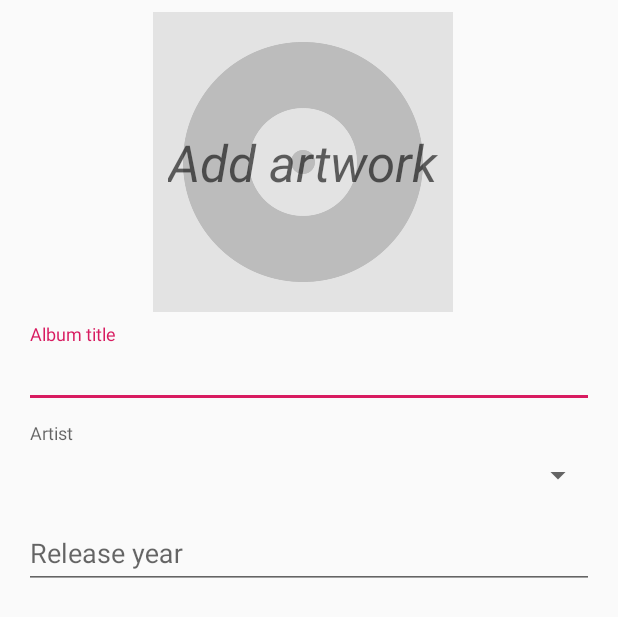
After one commit to ZeusLMT/lyricslover-client, an Android app: the layout dialog_new_album.xml on its own in the app's theme, with its tools: preview values and no code run, on a phone screen of 412 x 824 dp. The commit adds this screen. Shown: the top 617 px of the screen. Run offline under Robolectric (Android 15) with nearby library versions, the phone set to English and light mode, and no system bars.

Commit message:
Create dialog to add new album (working without artwork)

```diff
--- a/app/src/main/java/com/zeuslmt/lyricslover/APIs/AlbumAPI.kt
+++ b/app/src/main/java/com/zeuslmt/lyricslover/APIs/AlbumAPI.kt
@@ -31,7 +31,7 @@ object AlbumAPI {
             @Part("title") albumTitle: RequestBody,
             @Part("artist") artistId: RequestBody,
             @Part("year") year: RequestBody?,
-            @Part artwork: MultipartBody.Part
+            @Part artwork: MultipartBody.Part?
         ): Call<NewAlbum>
     }
 
--- a/app/src/main/java/com/zeuslmt/lyricslover/models/album.model.kt
+++ b/app/src/main/java/com/zeuslmt/lyricslover/models/album.model.kt
@@ -27,7 +27,7 @@ data class Album(
 data class NewAlbum(
     val _id: String,
     val title: String,
-    val artist: Artist,
-    val year: Int?,
+    val artist: String,
+    val year: String?,
     val artwork: String?
 )
--- /dev/null
+++ b/app/src/main/res/layout/dialog_new_album.xml
@@ -0,0 +1,69 @@
+<?xml version="1.0" encoding="utf-8"?>
+<android.support.constraint.ConstraintLayout xmlns:android="http://schemas.android.com/apk/res/android"
+                                             xmlns:app="http://schemas.android.com/apk/res-auto"
+                                             xmlns:tools="http://schemas.android.com/tools"
+                                             android:layout_width="match_parent"
+                                             android:layout_height="wrap_content">
+
+    <ImageView
+            android:layout_width="200dp"
+            android:layout_height="0dp" app:srcCompat="@drawable/artwork_placeholder"
+            android:id="@+id/imageView_newArtwork" app:layout_constraintStart_toStartOf="parent"
+            app:layout_constraintTop_toTopOf="parent"
+            app:layout_constraintDimensionRatio="1" app:layout_constraintEnd_toEndOf="parent"
+            android:layout_marginEnd="8dp" android:layout_marginTop="8dp"
+            android:contentDescription="@string/artwork_description"/>
+    <TextView
+            android:text="@string/hint_artwork"
+            android:layout_width="wrap_content"
+            android:layout_height="wrap_content" android:id="@+id/textView_artwork_hint"
+            android:textAppearance="@style/TextAppearance.AppCompat.Display1" android:textStyle="italic"
+            app:layout_constraintEnd_toEndOf="@+id/imageView_newArtwork"
+            app:layout_constraintBottom_toBottomOf="@+id/imageView_newArtwork"
+            app:layout_constraintStart_toStartOf="@+id/imageView_newArtwork"
+            app:layout_constraintTop_toTopOf="@+id/imageView_newArtwork"/>
+    <android.support.design.widget.TextInputLayout
+            android:layout_width="match_parent"
+            android:layout_height="wrap_content" android:id="@+id/textInputLayout_albumName"
+            android:layout_marginTop="8dp"
+            app:layout_constraintTop_toBottomOf="@+id/imageView_newArtwork"
+            app:layout_constraintStart_toStartOf="parent" app:layout_constraintEnd_toEndOf="parent"
+            android:layout_marginStart="16dp" android:layout_marginEnd="16dp" android:hint="@string/hint_album_title"
+    >
+
+        <android.support.design.widget.TextInputEditText
+                android:layout_width="match_parent"
+                android:layout_height="wrap_content"
+                android:inputType="textCapWords"/>
+    </android.support.design.widget.TextInputLayout>
+    <LinearLayout
+            android:orientation="vertical"
+            android:layout_width="0dp"
+            android:layout_height="wrap_content"
+            android:id="@+id/linearLayout_artist"
+            app:layout_constraintEnd_toEndOf="parent" android:layout_marginEnd="16dp"
+            app:layout_constraintStart_toStartOf="parent" android:layout_marginStart="16dp"
+            android:layout_marginTop="8dp" app:layout_constraintTop_toBottomOf="@+id/textInputLayout_albumName">
+        <TextView
+                android:layout_width="match_parent"
+                android:layout_height="wrap_content"
+                android:text="@string/hint_artist"
+                style="@style/InputLabel"/>
+        <Spinner
+                android:layout_width="match_parent"
+                android:layout_height="wrap_content" android:id="@+id/spinner_artist"/>
+    </LinearLayout>
+    <android.support.design.widget.TextInputLayout
+            android:layout_width="match_parent"
+            android:layout_height="wrap_content" android:id="@+id/textInputLayout_year"
+            android:hint="@string/hint_year" app:layout_constraintStart_toStartOf="parent"
+            android:layout_marginStart="16dp" app:layout_constraintEnd_toEndOf="parent" android:layout_marginEnd="16dp"
+            android:layout_marginTop="8dp" app:layout_constraintTop_toBottomOf="@+id/linearLayout_artist"
+            app:layout_constraintBottom_toBottomOf="parent" android:layout_marginBottom="8dp">
+
+        <android.support.design.widget.TextInputEditText
+                android:layout_width="match_parent"
+                android:layout_height="wrap_content"
+                android:inputType="numberSigned" android:maxLength="4"/>
+    </android.support.design.widget.TextInputLayout>
+</android.support.constraint.ConstraintLayout>
--- a/app/src/main/res/values/strings.xml
+++ b/app/src/main/res/values/strings.xml
@@ -14,8 +14,10 @@
     <string name="hint_artist">Artist</string>
     <string name="hint_artist_name">Artist name</string>
     <string name="hint_album">Album</string>
+    <string name="hint_album_title">Album title</string>
     <string name="hint_lyrics">Lyrics</string>
-    <string name="hint_update">dd/mm/yyyy</string>
+    <string name="hint_year">Release year</string>
+    <string name="hint_artwork">Add artwork</string>
 
     <string name="textView_numberOfTracks">%1$d song(s)</string>
     <string name="textView_numberOfAlbums">%1$d album(s)</string>
@@ -29,6 +31,7 @@
     <string name="dialog_title_newAlbum">Add new album</string>
 
     <string name="error_empty_artistName">Artist name should not be empty!</string>
+    <string name="error_empty_albumName">Album title should not be empty!</string>
 
     <string name="large_text">
         "Material is the metaphor.\n\n"
```
Also changed, not shown: app/src/main/java/com/zeuslmt/lyricslover/NewSongActivity/NewSongActivity.kt (+57 -15 lines), app/src/main/java/com/zeuslmt/lyricslover/NewSongActivity/dialogs/NewAlbumDialog.kt (added, +151 -0 lines), app/src/main/java/com/zeuslmt/lyricslover/NewSongActivity/dialogs/NewArtistDialog.kt (+7 -6 lines).
